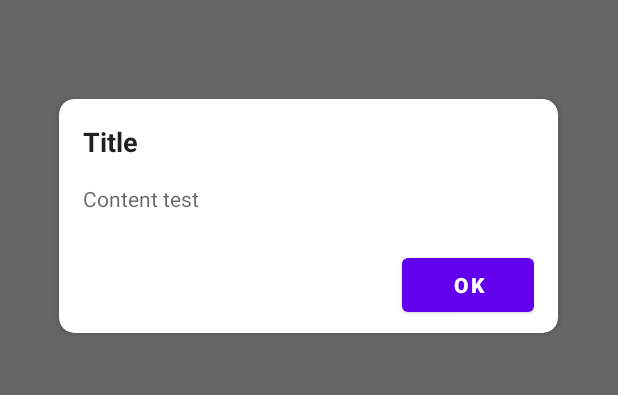
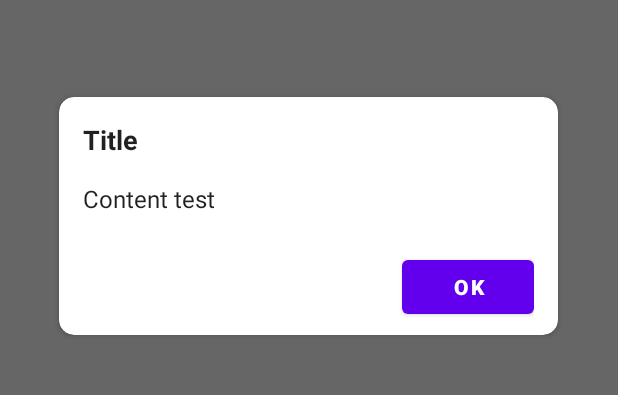
Before and after one commit to jhonatansabadi/android-dialog, an Android app: the screen it shows after launch (MainActivity), after a tap on "SIMPLE DIALOG", on a phone screen of 412 x 824 dp, the part 420-815 px from its top. Run offline under Robolectric (Android 15) with nearby library versions, the phone set to English and light mode, and no system bars; libraries missing offline, so code that uses them is left out: org.jetbrains.anko.

Commit message:
Incremento no tamanho da font e estilo do Content

```diff
--- a/android-dialog/src/main/res/layout/base_dialog.xml
+++ b/android-dialog/src/main/res/layout/base_dialog.xml
@@ -28,9 +28,9 @@
         android:layout_marginTop="16dp"
         android:paddingBottom="16dp"
         android:text="@string/content_dialog"
-        android:textColor="?android:attr/textColorSecondary"
-        android:textSize="14sp"
-        android:visibility="gone"
+        android:textColor="?android:attr/textColorPrimary"
+        android:textSize="16sp"
+        android:visibility="visible"
         app:layout_constraintEnd_toEndOf="@+id/titleDialog"
         app:layout_constraintStart_toStartOf="@+id/titleDialog"
         app:layout_constraintTop_toBottomOf="@+id/titleDialog" />
```
